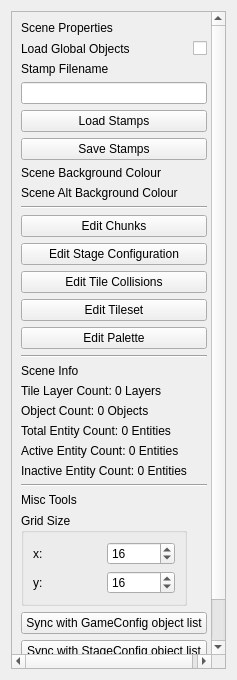
Old version of the form RetroEDv2/tools/sceneproperties/scenepropertiesv5.ui in the repository RSDKModding/RetroED.
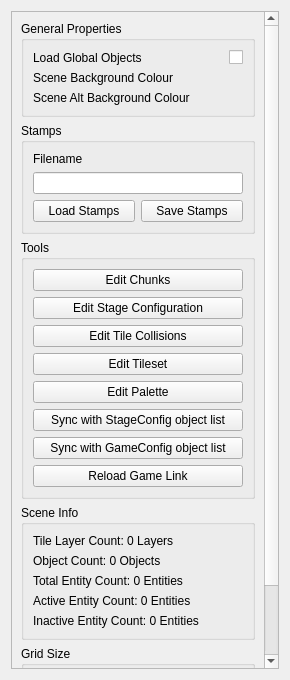
New version of the form.

Patch:
```diff
--- a/RetroEDv2/tools/sceneproperties/scenepropertiesv5.ui
+++ b/RetroEDv2/tools/sceneproperties/scenepropertiesv5.ui
@@ -6,7 +6,7 @@
    <rect>
     <x>0</x>
     <y>0</y>
-    <width>237</width>
+    <width>290</width>
     <height>680</height>
    </rect>
   </property>
@@ -30,149 +30,95 @@
        <rect>
         <x>0</x>
         <y>0</y>
-        <width>203</width>
-        <height>672</height>
+        <width>256</width>
+        <height>725</height>
        </rect>
       </property>
       <layout class="QGridLayout" name="gridLayout_3">
-       <item row="0" column="0" colspan="2">
-        <widget class="QLabel" name="label_14">
-         <property name="text">
-          <string>Scene Properties</string>
+       <item row="1" column="0" colspan="2">
+        <widget class="QGroupBox" name="groupBox_2">
+         <property name="title">
+          <string>Stamps</string>
          </property>
+         <layout class="QGridLayout" name="gridLayout_4">
+          <item row="2" column="1">
+           <widget class="QPushButton" name="saveStamps">
+            <property name="text">
+             <string>Save Stamps</string>
+            </property>
+           </widget>
+          </item>
+          <item row="0" column="0">
+           <widget class="QLabel" name="label_2">
+            <property name="text">
+             <string>Filename</string>
+            </property>
+           </widget>
+          </item>
+          <item row="2" column="0">
+           <widget class="QPushButton" name="loadStamps">
+            <property name="maximumSize">
+             <size>
+              <width>16777215</width>
+              <height>16777215</height>
+             </size>
+            </property>
+            <property name="text">
+             <string>Load Stamps</string>
+            </property>
+           </widget>
+          </item>
+          <item row="1" column="0" colspan="2">
+           <widget class="QLineEdit" name="stampName"/>
+          </item>
+         </layout>
+        </widget>
+       </item>
+       <item row="8" column="0" colspan="2">
+        <widget class="QGroupBox" name="groupBox_3">
+         <property name="title">
+          <string>Scene Info</string>
+         </property>
+         <layout class="QVBoxLayout" name="verticalLayout">
+          <item>
+           <widget class="QLabel" name="layerCnt">
+            <property name="text">
+             <string>Tile Layer Count: 0 Layers</string>
+            </property>
+           </widget>
+          </item>
+          <item>
+           <widget class="QLabel" name="objCnt">
+            <property name="text">
+             <string>Object Count: 0 Objects</string>
+            </property>
+           </widget>
+          </item>
+          <item>
+           <widget class="QLabel" name="entCntTot">
+            <property name="text">
+             <string>Total Entity Count: 0 Entities</string>
+            </property>
+           </widget>
+          </item>
+          <item>
+           <widget class="QLabel" name="entCntAct">
+            <property name="text">
+             <string>Active Entity Count: 0 Entities</string>
+            </property>
+           </widget>
+          </item>
+          <item>
+           <widget class="QLabel" name="entCntInac">
+            <property name="text">
+             <string>Inactive Entity Count: 0 Entities</string>
+            </property>
+           </widget>
+          </item>
+         </layout>
         </widget>
        </item>
        <item row="9" column="0" colspan="2">
-        <widget class="Line" name="line_4">
-         <property name="orientation">
-          <enum>Qt::Horizontal</enum>
-         </property>
-        </widget>
-       </item>
-       <item row="22" column="0" colspan="2">
-        <widget class="Line" name="line_2">
-         <property name="orientation">
-          <enum>Qt::Horizontal</enum>
-         </property>
-        </widget>
-       </item>
-       <item row="20" column="0">
-        <widget class="QLabel" name="entCntAct">
-         <property name="text">
-          <string>Active Entity Count: 0 Entities</string>
-         </property>
-        </widget>
-       </item>
-       <item row="28" column="0">
-        <spacer name="verticalSpacer">
-         <property name="orientation">
-          <enum>Qt::Vertical</enum>
-         </property>
-         <property name="sizeHint" stdset="0">
-          <size>
-           <width>20</width>
-           <height>40</height>
-          </size>
-         </property>
-        </spacer>
-       </item>
-       <item row="10" column="0" colspan="2">
-        <widget class="QPushButton" name="editChunks">
-         <property name="text">
-          <string>Edit Chunks</string>
-         </property>
-        </widget>
-       </item>
-       <item row="5" column="0" colspan="2">
-        <widget class="QPushButton" name="loadStamps">
-         <property name="maximumSize">
-          <size>
-           <width>16777215</width>
-           <height>16777215</height>
-          </size>
-         </property>
-         <property name="text">
-          <string>Load Stamps</string>
-         </property>
-        </widget>
-       </item>
-       <item row="6" column="0" colspan="2">
-        <widget class="QPushButton" name="saveStamps">
-         <property name="text">
-          <string>Save Stamps</string>
-         </property>
-        </widget>
-       </item>
-       <item row="2" column="0">
-        <widget class="QLabel" name="label_11">
-         <property name="text">
-          <string>Load Global Objects</string>
-         </property>
-        </widget>
-       </item>
-       <item row="12" column="0" colspan="2">
-        <widget class="QPushButton" name="editCollision">
-         <property name="text">
-          <string>Edit Tile Collisions</string>
-         </property>
-        </widget>
-       </item>
-       <item row="13" column="0" colspan="2">
-        <widget class="QPushButton" name="editTSet">
-         <property name="text">
-          <string>Edit Tileset</string>
-         </property>
-        </widget>
-       </item>
-       <item row="21" column="0">
-        <widget class="QLabel" name="entCntInac">
-         <property name="text">
-          <string>Inactive Entity Count: 0 Entities</string>
-         </property>
-        </widget>
-       </item>
-       <item row="4" column="0" colspan="2">
-        <widget class="QLineEdit" name="stampName"/>
-       </item>
-       <item row="3" column="0">
-        <widget class="QLabel" name="label_2">
-         <property name="text">
-          <string>Stamp Filename</string>
-         </property>
-        </widget>
-       </item>
-       <item row="11" column="0" colspan="2">
-        <widget class="QPushButton" name="editStageConfig">
-         <property name="text">
-          <string>Edit Stage Configuration</string>
-         </property>
-        </widget>
-       </item>
-       <item row="7" column="0">
-        <widget class="QLabel" name="label_3">
-         <property name="text">
-          <string>Scene Background Colour</string>
-         </property>
-        </widget>
-       </item>
-       <item row="15" column="0" colspan="2">
-        <widget class="Line" name="line">
-         <property name="orientation">
-          <enum>Qt::Horizontal</enum>
-         </property>
-        </widget>
-       </item>
-       <item row="2" column="1">
-        <widget class="QCheckBox" name="loadGlobals">
-         <property name="layoutDirection">
-          <enum>Qt::RightToLeft</enum>
-         </property>
-         <property name="text">
-          <string/>
-         </property>
-        </widget>
-       </item>
-       <item row="24" column="0">
         <widget class="QGroupBox" name="groupBox">
          <property name="title">
           <string>Grid Size</string>
@@ -221,82 +167,130 @@
          </layout>
         </widget>
        </item>
-       <item row="14" column="0" colspan="2">
-        <widget class="QPushButton" name="editPalette">
-         <property name="text">
-          <string>Edit Palette</string>
+       <item row="13" column="0">
+        <spacer name="verticalSpacer">
+         <property name="orientation">
+          <enum>Qt::Vertical</enum>
          </property>
-        </widget>
-       </item>
-       <item row="18" column="0">
-        <widget class="QLabel" name="objCnt">
-         <property name="text">
-          <string>Object Count: 0 Objects</string>
+         <property name="sizeHint" stdset="0">
+          <size>
+           <width>20</width>
+           <height>40</height>
+          </size>
          </property>
-        </widget>
+        </spacer>
        </item>
-       <item row="26" column="0" colspan="2">
-        <widget class="QPushButton" name="syncSC">
-         <property name="text">
-          <string>Sync with StageConfig object list</string>
+       <item row="0" column="0" colspan="2">
+        <widget class="QGroupBox" name="groupBox_4">
+         <property name="title">
+          <string>General Properties</string>
          </property>
+         <layout class="QGridLayout" name="gridLayout_5">
+          <item row="0" column="0">
+           <widget class="QLabel" name="label_11">
+            <property name="text">
+             <string>Load Global Objects</string>
+            </property>
+           </widget>
+          </item>
+          <item row="1" column="0">
+           <widget class="QLabel" name="label_3">
+            <property name="text">
+             <string>Scene Background Colour</string>
+            </property>
+           </widget>
+          </item>
+          <item row="2" column="0">
+           <widget class="QLabel" name="label_4">
+            <property name="text">
+             <string>Scene Alt Background Colour</string>
+            </property>
+           </widget>
+          </item>
+          <item row="0" column="1">
+           <widget class="QCheckBox" name="loadGlobals">
+            <property name="layoutDirection">
+             <enum>Qt::RightToLeft</enum>
+            </property>
+            <property name="text">
+             <string/>
+            </property>
+           </widget>
+          </item>
+          <item row="1" column="1">
+           <layout class="QGridLayout" name="bgClrLayout"/>
+          </item>
+          <item row="2" column="1">
+           <layout class="QGridLayout" name="altBGClrLayout"/>
+          </item>
+         </layout>
         </widget>
        </item>
-       <item row="19" column="0">
-        <widget class="QLabel" name="entCntTot">
-         <property name="text">
-          <string>Total Entity Count: 0 Entities</string>
+       <item row="7" column="0" colspan="2">
+        <widget class="QGroupBox" name="groupBox_5">
+         <property name="title">
+          <string>Tools</string>
          </property>
+         <layout class="QVBoxLayout" name="verticalLayout_2">
+          <item>
+           <widget class="QPushButton" name="editChunks">
+            <property name="text">
+             <string>Edit Chunks</string>
+            </property>
+           </widget>
+          </item>
+          <item>
+           <widget class="QPushButton" name="editStageConfig">
+            <property name="text">
+             <string>Edit Stage Configuration</string>
+            </property>
+           </widget>
+          </item>
+          <item>
+           <widget class="QPushButton" name="editCollision">
+            <property name="text">
+             <string>Edit Tile Collisions</string>
+            </property>
+           </widget>
+          </item>
+          <item>
+           <widget class="QPushButton" name="editTSet">
+            <property name="text">
+             <string>Edit Tileset</string>
+            </property>
+           </widget>
+          </item>
+          <item>
+           <widget class="QPushButton" name="editPalette">
+            <property name="text">
+             <string>Edit Palette</string>
+            </property>
+           </widget>
+          </item>
+          <item>
+           <widget class="QPushButton" name="syncSC">
+            <property name="text">
+             <string>Sync with StageConfig object list</string>
+            </property>
+           </widget>
+          </item>
+          <item>
+           <widget class="QPushButton" name="syncGC">
+            <property name="text">
+             <string>Sync with GameConfig object list</string>
+            </property>
+           </widget>
+          </item>
+          <item>
+           <widget class="QPushButton" name="reloadLink">
+            <property name="text">
+             <string>Reload Game Link</string>
+            </property>
+           </widget>
+          </item>
+         </layout>
         </widget>
        </item>
-       <item row="17" column="0">
-        <widget class="QLabel" name="layerCnt">
-         <property name="text">
-          <string>Tile Layer Count: 0 Layers</string>
-         </property>
-        </widget>
-       </item>
-       <item row="8" column="0">
-        <widget class="QLabel" name="label_4">
-         <property name="text">
-          <string>Scene Alt Background Colour</string>
-         </property>
-        </widget>
-       </item>
-       <item row="16" column="0">
-        <widget class="QLabel" name="label">
-         <property name="text">
-          <string>Scene Info</string>
-         </property>
-        </widget>
-       </item>
-       <item row="25" column="0" colspan="2">
-        <widget class="QPushButton" name="syncGC">
-         <property name="text">
-          <string>Sync with GameConfig object list</string>
-         </property>
-        </widget>
-       </item>
-       <item row="23" column="0">
-        <widget class="QLabel" name="label_5">
-         <property name="text">
-          <string>Misc Tools</string>
-         </property>
-        </widget>
-       </item>
-       <item row="27" column="0" colspan="2">
-        <widget class="QPushButton" name="reloadLink">
-         <property name="text">
-          <string>Reload Game Link</string>
-         </property>
-        </widget>
-       </item>
-       <item row="7" column="1">
-        <layout class="QGridLayout" name="bgClrLayout"/>
-       </item>
-       <item row="8" column="1">
-        <layout class="QGridLayout" name="altBGClrLayout"/>
-       </item>
       </layout>
      </widget>
     </widget>
```
